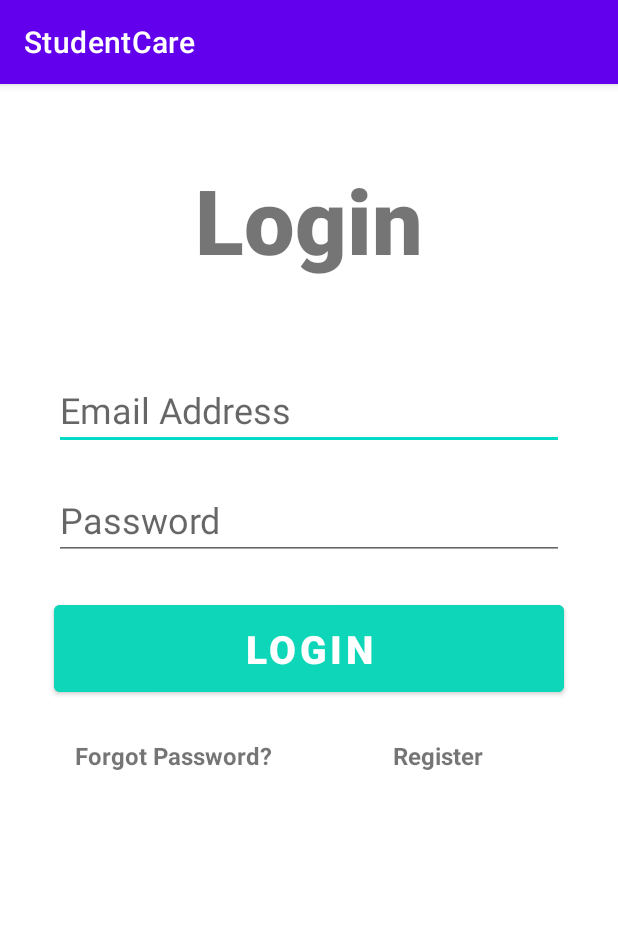
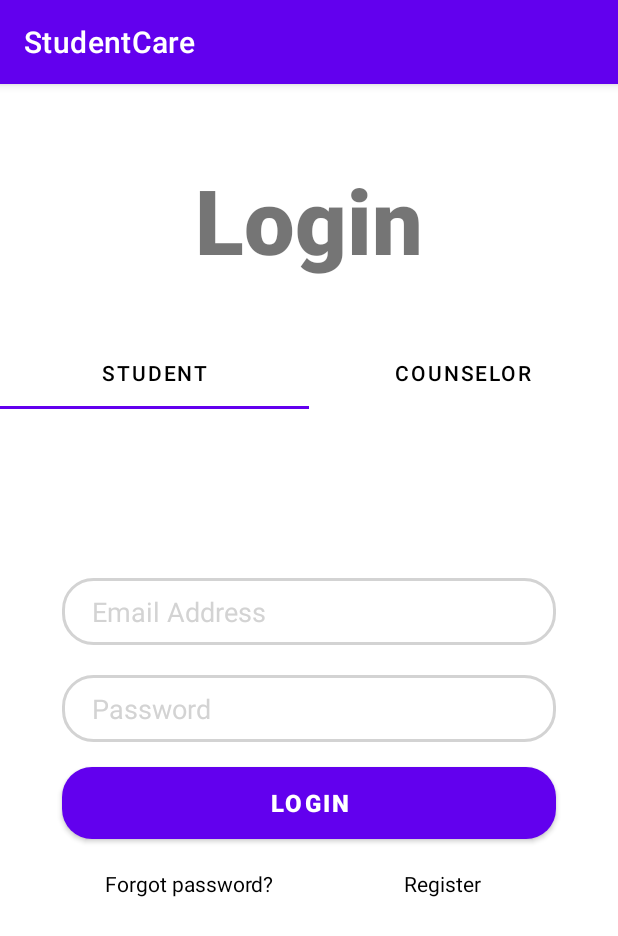
Before and after one commit to danialnbl/StudentCare, an Android app: the screen it shows after launch (LoginActivity), on a phone screen of 412 x 824 dp. Shown: the top 936 px of the screen. Run offline under Robolectric (Android 15) with nearby library versions, the phone set to English and light mode, and no system bars; our stand-ins replace Firebase (no records; nobody signed in at launch, a user with empty details on screens opened directly); 2 statements that could not run were skipped.

Commit message:
Attempt to use fragment

```diff
--- /dev/null
+++ b/app/src/main/java/com/sendiribuat/studentcare/CounselorTabFragment.java
@@ -0,0 +1,19 @@
+package com.sendiribuat.studentcare;
+
+import android.os.Bundle;
+import android.view.LayoutInflater;
+import android.view.View;
+import android.view.ViewGroup;
+
+import androidx.fragment.app.Fragment;
+
+public class CounselorTabFragment extends Fragment {
+
+    @Override
+    public View onCreateView(LayoutInflater inflater, ViewGroup container, Bundle savedInstanceState) {
+        ViewGroup root = (ViewGroup) inflater.inflate(R.layout.counselor_tab_fragment, container, false);
+
+        return root;
+    }
+
+}
--- a/app/src/main/java/com/sendiribuat/studentcare/LoginActivity.java
+++ b/app/src/main/java/com/sendiribuat/studentcare/LoginActivity.java
@@ -2,6 +2,7 @@ package com.sendiribuat.studentcare;
 
 import androidx.annotation.NonNull;
 import androidx.appcompat.app.AppCompatActivity;
+import androidx.viewpager.widget.ViewPager;
 
 import android.content.Intent;
 import android.os.Bundle;
@@ -14,6 +15,7 @@ import android.widget.Toast;
 
 import com.google.android.gms.tasks.OnCompleteListener;
 import com.google.android.gms.tasks.Task;
+import com.google.android.material.tabs.TabLayout;
 import com.google.firebase.auth.AuthResult;
 import com.google.firebase.auth.FirebaseAuth;
 
@@ -23,21 +25,39 @@ public class LoginActivity extends AppCompatActivity implements View.OnClickList
     private EditText ETLoginEmail, ETLoginPassword;
     private Button logInB;
 
+    TabLayout tabLayout;
+    ViewPager viewPager;
+
+
     private FirebaseAuth mAuth;
+    float v=0;
 
     @Override
     protected void onCreate(Bundle savedInstanceState) {
         super.onCreate(savedInstanceState);
         setContentView(R.layout.activity_login);
 
-        register = (TextView) findViewById(R.id.register);
+        tabLayout = findViewById(R.id.tab_layout);
+        viewPager = findViewById(R.id.view_pager);
+
+
+        //Tab Tab Tab
+        tabLayout.addTab(tabLayout.newTab().setText("Student"));
+        tabLayout.addTab(tabLayout.newTab().setText("Counselor"));
+        tabLayout.setTabGravity(TabLayout.GRAVITY_FILL);
+
+        final LoginAdapter adapter = new LoginAdapter(getSupportFragmentManager(),this,tabLayout.getTabCount());
+        viewPager.setAdapter(adapter);
+
+        viewPager.addOnPageChangeListener(new TabLayout.TabLayoutOnPageChangeListener(tabLayout));
+
+        //Initialize
+        register = (TextView) findViewById(R.id.studentToRegister);
         register.setOnClickListener(this);
-
-        logInB = (Button) findViewById(R.id.loginButton);
+        logInB = (Button) findViewById(R.id.studentLoginButton);
         logInB.setOnClickListener(this);
-
-        ETLoginEmail = (EditText) findViewById(R.id.loginEmail);
-        ETLoginPassword = (EditText) findViewById(R.id.loginPassword);
+        ETLoginEmail = (EditText) findViewById(R.id.studentEmail);
+        ETLoginPassword = (EditText) findViewById(R.id.studentPassword);
 
         mAuth = FirebaseAuth.getInstance();
     }
@@ -45,11 +65,11 @@ public class LoginActivity extends AppCompatActivity implements View.OnClickList
     @Override
     public void onClick(View view) {
         switch (view.getId()){
-            case R.id.register:
+            case R.id.studentToRegister:
                 startActivity(new Intent(this, RegisterActivity.class));
                 break;
 
-                case R.id.loginButton:
+            case R.id.studentLoginButton:
                     studentLogin();
                     break;
         }
--- /dev/null
+++ b/app/src/main/java/com/sendiribuat/studentcare/LoginAdapter.java
@@ -0,0 +1,37 @@
+package com.sendiribuat.studentcare;
+
+import android.content.Context;
+
+import androidx.fragment.app.Fragment;
+import androidx.fragment.app.FragmentManager;
+import androidx.fragment.app.FragmentPagerAdapter;
+
+public class LoginAdapter extends FragmentPagerAdapter {
+
+    private Context context;
+    int totalTabs;
+
+    public LoginAdapter( FragmentManager fm, Context context, int totalTabs) {
+        super(fm);
+        this.context = context;
+        this.totalTabs = totalTabs;
+    }
+
+    @Override
+    public int getCount() {
+        return totalTabs;
+    }
+
+    public Fragment getItem(int position){
+        switch (position){
+            case 0:
+                StudentTabFragment studentTabFragment = new StudentTabFragment();
+                return studentTabFragment;
+            case 1:
+                CounselorTabFragment counselorTabFragment = new CounselorTabFragment();
+                return counselorTabFragment;
+            default:
+                return null;
+        }
+    }
+}
--- /dev/null
+++ b/app/src/main/java/com/sendiribuat/studentcare/StudentTabFragment.java
@@ -0,0 +1,21 @@
+package com.sendiribuat.studentcare;
+
+import android.os.Bundle;
+import android.view.LayoutInflater;
+import android.view.View;
+import android.view.ViewGroup;
+import android.widget.Button;
+import android.widget.EditText;
+import android.widget.TextView;
+
+import androidx.fragment.app.Fragment;
+
+public class StudentTabFragment extends Fragment {
+
+    @Override
+    public View onCreateView(LayoutInflater inflater, ViewGroup container, Bundle savedInstanceState) {
+        ViewGroup root = (ViewGroup) inflater.inflate(R.layout.student_tab_fragment, container, false);
+
+        return root;
+    }
+}
--- /dev/null
+++ b/app/src/main/res/drawable/button_bg.xml
@@ -0,0 +1,6 @@
+<?xml version="1.0" encoding="utf-8"?>
+<shape xmlns:android="http://schemas.android.com/apk/res/android">
+
+    <corners android:radius="20dp"/>
+    <solid android:color="@color/bluelight"/>
+</shape>
--- /dev/null
+++ b/app/src/main/res/drawable/edit_text_bg.xml
@@ -0,0 +1,8 @@
+<?xml version="1.0" encoding="utf-8"?>
+<shape xmlns:android="http://schemas.android.com/apk/res/android">
+
+    <corners android:radius="20dp"/>
+    <stroke android:width="2dp"
+        android:color="#D3D3D3"/>
+
+</shape>
--- a/app/src/main/res/drawable/switch_trcks.xml
+++ /dev/null
@@ -1,9 +0,0 @@
-<?xml version="1.0" encoding="utf-8"?>
-<shape
-    android:shape="rectangle"
-    xmlns:android="http://schemas.android.com/apk/res/android">
-    <solid android:color="@color/blueapp"/>
-    <corners android:radius="50dp"/>
-    <stroke android:width="2dp" android:color="@color/blueapp"/>
-
-</shape>
--- a/app/src/main/res/drawable/switch_tumbs.xml
+++ b/app/src/main/res/drawable/view_bg.xml
@@ -1,7 +1,9 @@
 <?xml version="1.0" encoding="utf-8"?>
 <shape xmlns:android="http://schemas.android.com/apk/res/android"
     android:shape="rectangle">
+
     <solid android:color="@color/white"/>
-    <corners android:radius="50dp"/>
-    <stroke android:width="2dp" android:color="@color/blueapp"/>
+    <corners android:topLeftRadius="40dp"
+        android:topRightRadius="40dp"/>
+
 </shape>
--- a/app/src/main/res/layout/activity_login.xml
+++ b/app/src/main/res/layout/activity_login.xml
@@ -22,67 +22,40 @@
         android:layout_marginTop="50dp"
         />
 
-    <EditText
-        android:id="@+id/loginEmail"
-        android:layout_width="340dp"
-        android:layout_height="wrap_content"
-        android:layout_marginTop="60dp"
-        android:ems="10"
-        android:hint="Email Address"
-        android:inputType="text"
-        android:textSize="24sp"
-        app:layout_constraintRight_toRightOf="parent"
-        app:layout_constraintLeft_toLeftOf="parent"
-        app:layout_constraintTop_toBottomOf="@+id/appTitle"/>
+    <androidx.constraintlayout.widget.ConstraintLayout
+        android:layout_width="match_parent"
+        android:layout_height="0dp"
+        app:layout_constraintHeight_percent=".78"
+        app:layout_constraintVertical_bias="1"
+        app:layout_constraintBottom_toBottomOf="parent"
+        app:layout_constraintEnd_toEndOf="parent"
+        app:layout_constraintStart_toStartOf="parent"
+        app:layout_constraintTop_toTopOf="parent"
+        android:background="@drawable/view_bg">
 
-    <EditText
-        android:id="@+id/loginPassword"
-        android:layout_width="340dp"
-        android:layout_height="wrap_content"
-        android:layout_marginTop="20dp"
-        android:ems="10"
-        android:hint="Password"
-        android:inputType="text"
-        android:textSize="24sp"
-        app:layout_constraintRight_toRightOf="parent"
-        app:layout_constraintLeft_toLeftOf="parent"
-        app:layout_constraintTop_toBottomOf="@+id/loginEmail"/>
+        <androidx.viewpager.widget.ViewPager
+            android:id="@+id/view_pager"
+            android:layout_width="match_parent"
+            android:layout_height="0dp"
+            app:layout_constraintVertical_bias="0"
+            app:layout_constraintHeight_percent=".7"
+            app:layout_constraintBottom_toBottomOf="parent"
+            app:layout_constraintEnd_toEndOf="parent"
+            app:layout_constraintStart_toStartOf="parent"
+            app:layout_constraintTop_toBottomOf="@+id/tab_layout" />
 
-    <Button
-        android:id="@+id/loginButton"
-        android:layout_width="340dp"
-        android:layout_height="70dp"
-        android:layout_marginTop="24dp"
-        android:backgroundTint="#0ED6B9"
-        android:text="Login"
-        android:textColor="@color/white"
-        android:textSize="26sp"
-        android:textStyle="bold"
-        app:layout_constraintRight_toRightOf="parent"
-        app:layout_constraintLeft_toLeftOf="parent"
-        app:layout_constraintTop_toBottomOf="@+id/loginPassword"/>
+        <com.google.android.material.tabs.TabLayout
+            android:id="@+id/tab_layout"
+            android:layout_width="match_parent"
+            android:layout_height="wrap_content"
+            app:tabTextColor="@color/black"
+            app:layout_constraintVertical_bias="0"
+            app:layout_constraintBottom_toBottomOf="parent"
+            app:layout_constraintEnd_toEndOf="parent"
+            app:layout_constraintStart_toStartOf="parent"
+            android:background="@drawable/view_bg"
+            app:layout_constraintTop_toTopOf="parent"/>
 
-    <TextView
-        android:id="@+id/forgotPassword"
-        android:layout_width="wrap_content"
-        android:layout_height="wrap_content"
-        android:text="Forgot Password?"
-        android:textSize="16sp"
-        android:textStyle="bold"
-        app:layout_constraintTop_toBottomOf="@id/loginButton"
-        app:layout_constraintLeft_toLeftOf="parent"
-        android:layout_marginTop="25dp"
-        android:layout_marginLeft="50dp"/>
-
-    <TextView
-        android:id="@+id/register"
-        android:layout_width="wrap_content"
-        android:layout_height="wrap_content"
-        android:text="Register"
-        android:textSize="16sp"
-        android:textStyle="bold"
-        app:layout_constraintTop_toTopOf="@+id/forgotPassword"
-        app:layout_constraintLeft_toRightOf="@id/forgotPassword"
-        android:layout_marginLeft="80dp"/>
+    </androidx.constraintlayout.widget.ConstraintLayout>
 
 </androidx.constraintlayout.widget.ConstraintLayout>
--- /dev/null
+++ b/app/src/main/res/layout/counselor_tab_fragment.xml
@@ -0,0 +1,75 @@
+<?xml version="1.0" encoding="utf-8"?>
+<androidx.constraintlayout.widget.ConstraintLayout xmlns:android="http://schemas.android.com/apk/res/android"
+    android:layout_width="match_parent"
+    android:layout_height="match_parent"
+    xmlns:app="http://schemas.android.com/apk/res-auto">
+
+    <EditText
+        android:id="@+id/counselorEmail"
+        android:layout_width="0dp"
+        android:layout_height="wrap_content"
+        app:layout_constraintWidth_percent=".8"
+        app:layout_constraintVertical_bias=".3"
+        app:layout_constraintHorizontal_bias=".5"
+        android:background="@drawable/edit_text_bg"
+        android:hint="Email Address"
+        android:textColorHint="#D3D3D3"
+        android:paddingLeft="20dp"
+        android:paddingTop="10dp"
+        android:paddingBottom="10dp"
+        app:layout_constraintBottom_toBottomOf="parent"
+        app:layout_constraintEnd_toEndOf="parent"
+        app:layout_constraintStart_toStartOf="parent"
+        app:layout_constraintTop_toTopOf="parent"/>
+
+    <EditText
+        android:id="@+id/counselorPassword"
+        android:layout_width="0dp"
+        android:layout_height="wrap_content"
+        app:layout_constraintWidth_percent=".8"
+        app:layout_constraintVertical_bias="0"
+        app:layout_constraintHorizontal_bias=".5"
+        android:background="@drawable/edit_text_bg"
+        android:hint="Password"
+        android:textColorHint="#D3D3D3"
+        android:paddingLeft="20dp"
+        android:paddingTop="10dp"
+        android:paddingBottom="10dp"
+        android:layout_marginTop="20dp"
+        app:layout_constraintBottom_toBottomOf="parent"
+        app:layout_constraintEnd_toEndOf="parent"
+        app:layout_constraintStart_toStartOf="parent"
+        app:layout_constraintTop_toBottomOf="@+id/counselorEmail"/>
+
+    <TextView
+        android:id="@+id/counselorForgotPassword"
+        android:layout_width="wrap_content"
+        android:layout_height="wrap_content"
+        android:layout_marginTop="20dp"
+        android:layout_marginRight="5dp"
+        android:text="Forgot password?"
+        android:textColor="@color/black"
+        app:layout_constraintBottom_toBottomOf="parent"
+        app:layout_constraintEnd_toEndOf="@+id/counselorLoginButton"
+        app:layout_constraintHorizontal_bias="0.276"
+        app:layout_constraintStart_toStartOf="parent"
+        app:layout_constraintTop_toBottomOf="@+id/counselorLoginButton"
+        app:layout_constraintVertical_bias="0.0" />
+
+    <Button
+        android:id="@+id/counselorLoginButton"
+        android:layout_width="0dp"
+        android:layout_height="wrap_content"
+        android:background="@drawable/button_bg"
+        android:text="Login"
+        android:textColor="@color/white"
+        android:textSize="16sp"
+        android:textStyle="bold"
+        app:layout_constraintBottom_toBottomOf="parent"
+        app:layout_constraintEnd_toEndOf="parent"
+        app:layout_constraintStart_toStartOf="parent"
+        app:layout_constraintTop_toBottomOf="@+id/counselorPassword"
+        app:layout_constraintVertical_bias="0.113"
+        app:layout_constraintWidth_percent=".8" />
+
+</androidx.constraintlayout.widget.ConstraintLayout>
--- /dev/null
+++ b/app/src/main/res/layout/student_tab_fragment.xml
@@ -0,0 +1,90 @@
+<?xml version="1.0" encoding="utf-8"?>
+<androidx.constraintlayout.widget.ConstraintLayout xmlns:android="http://schemas.android.com/apk/res/android"
+    android:layout_width="match_parent"
+    android:layout_height="match_parent"
+    xmlns:app="http://schemas.android.com/apk/res-auto">
+
+    <EditText
+        android:id="@+id/studentEmail"
+        android:layout_width="0dp"
+        android:layout_height="wrap_content"
+        app:layout_constraintWidth_percent=".8"
+        app:layout_constraintVertical_bias=".3"
+        app:layout_constraintHorizontal_bias=".5"
+        android:background="@drawable/edit_text_bg"
+        android:hint="Email Address"
+        android:paddingLeft="20dp"
+        android:paddingTop="10dp"
+        android:paddingBottom="10dp"
+        android:textColorHint="#D3D3D3"
+        app:layout_constraintBottom_toBottomOf="parent"
+        app:layout_constraintEnd_toEndOf="parent"
+        app:layout_constraintStart_toStartOf="parent"
+        app:layout_constraintTop_toTopOf="parent"/>
+
+    <EditText
+        android:id="@+id/studentPassword"
+        android:layout_width="0dp"
+        android:layout_height="wrap_content"
+        app:layout_constraintWidth_percent=".8"
+        app:layout_constraintVertical_bias="0"
+        app:layout_constraintHorizontal_bias=".5"
+        android:background="@drawable/edit_text_bg"
+        android:hint="Password"
+        android:textColorHint="#D3D3D3"
+        android:paddingLeft="20dp"
+        android:paddingTop="10dp"
+        android:paddingBottom="10dp"
+        android:layout_marginTop="20dp"
+        app:layout_constraintBottom_toBottomOf="parent"
+        app:layout_constraintEnd_toEndOf="parent"
+        app:layout_constraintStart_toStartOf="parent"
+        app:layout_constraintTop_toBottomOf="@+id/studentEmail"/>
+
+    <TextView
+        android:id="@+id/studentForgotPassword"
+        android:layout_width="wrap_content"
+        android:layout_height="wrap_content"
+        android:layout_marginTop="20dp"
+        android:layout_marginRight="5dp"
+        android:text="Forgot password?"
+        android:textColor="@color/black"
+        app:layout_constraintBottom_toBottomOf="parent"
+        app:layout_constraintEnd_toEndOf="@+id/studentLoginButton"
+        app:layout_constraintHorizontal_bias="0.276"
+        app:layout_constraintStart_toStartOf="parent"
+        app:layout_constraintTop_toBottomOf="@+id/studentLoginButton"
+        app:layout_constraintVertical_bias="0.0" />
+
+    <TextView
+        android:id="@+id/studentToRegister"
+        android:layout_width="wrap_content"
+        android:layout_height="wrap_content"
+        android:layout_marginTop="20dp"
+        android:layout_marginRight="5dp"
+        android:text="Register"
+        android:textColor="@color/black"
+        app:layout_constraintBottom_toBottomOf="parent"
+        app:layout_constraintEnd_toEndOf="@+id/studentLoginButton"
+        app:layout_constraintHorizontal_bias="0.858"
+        app:layout_constraintStart_toStartOf="parent"
+        app:layout_constraintTop_toBottomOf="@+id/studentLoginButton"
+        app:layout_constraintVertical_bias="0.0" />
+
+    <Button
+        android:id="@+id/studentLoginButton"
+        android:layout_width="0dp"
+        android:layout_height="wrap_content"
+        android:background="@drawable/button_bg"
+        android:text="Login"
+        android:textColor="@color/white"
+        android:textSize="16sp"
+        android:textStyle="bold"
+        app:layout_constraintBottom_toBottomOf="parent"
+        app:layout_constraintEnd_toEndOf="parent"
+        app:layout_constraintStart_toStartOf="parent"
+        app:layout_constraintTop_toBottomOf="@+id/studentPassword"
+        app:layout_constraintVertical_bias="0.113"
+        app:layout_constraintWidth_percent=".8" />
+
+</androidx.constraintlayout.widget.ConstraintLayout>
```
